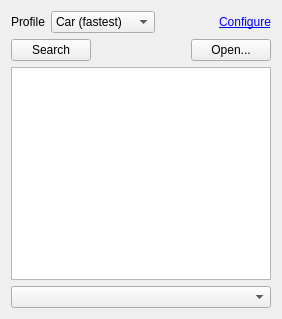
This is src/lib/routing/RoutingWidget.ui in KDE/marble as Qt 5 draws it before an edit. The edited form follows.
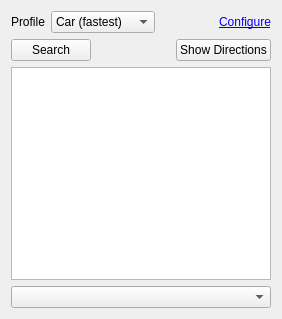
This is the edited form.

Commit message: Use stackable windows for the routing dialog, the directions list view inside the routing widget, the routing profile settings dialog, the map view dialog and the tracking dialog. REVIEW: 6417

Diff of the .ui file:
```diff
--- a/src/lib/routing/RoutingWidget.ui
+++ b/src/lib/routing/RoutingWidget.ui
@@ -100,7 +100,7 @@
      <item>
       <widget class="QPushButton" name="openButton">
        <property name="text">
-        <string>Open...</string>
+        <string>Show Directions</string>
        </property>
        <property name="checkable">
         <bool>false</bool>
```
Left out of the diff: 2 changed lines with no effect on the pictures. The commit also changes 9 other files.
